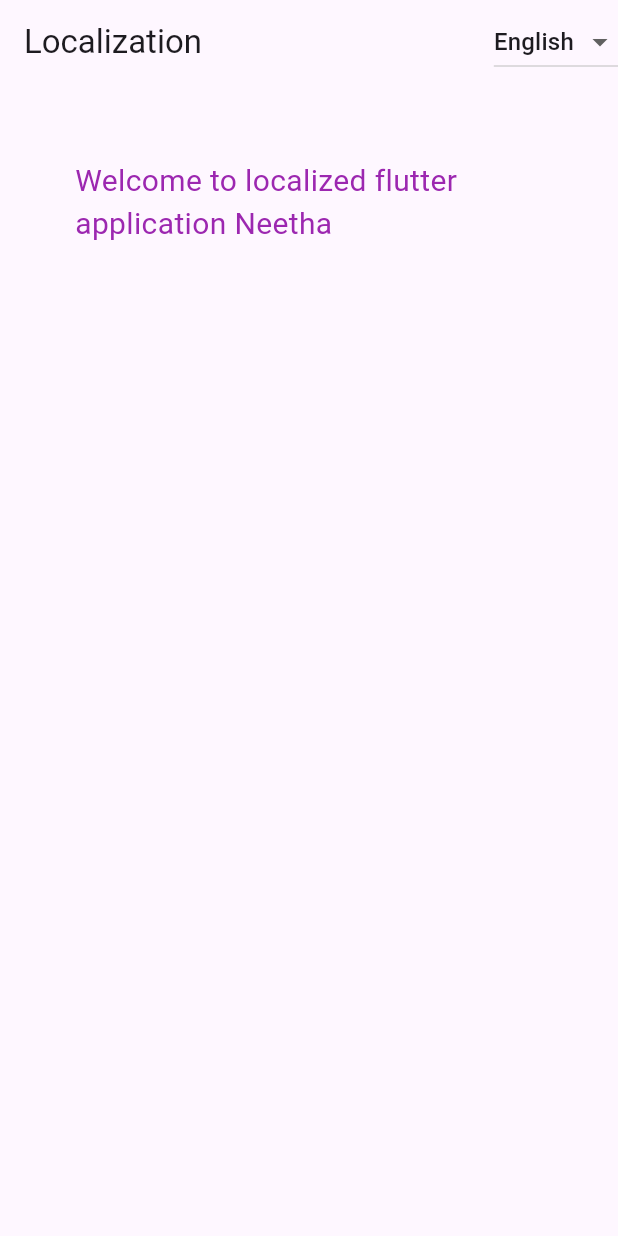
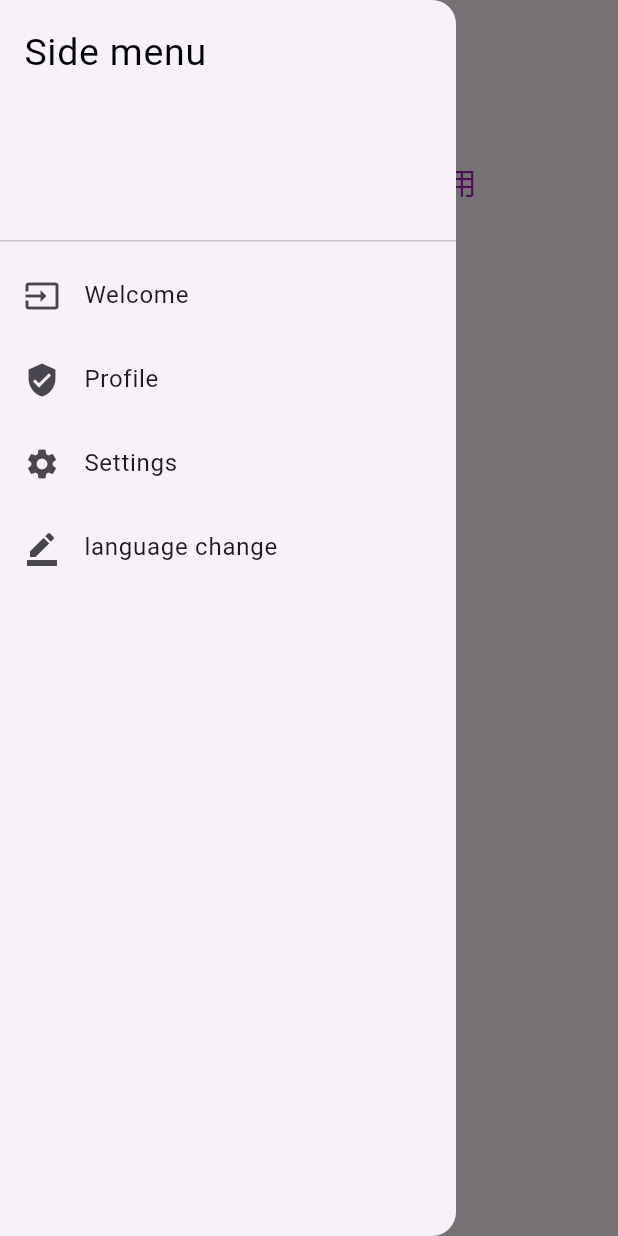
Before and after one commit to NeethaBabu/LanguageTransalation, a Flutter app: the screen it shows after launch, with the side drawer open (before the commit the screen has no drawer), on a phone screen of 412 x 824 dp. Run offline on Flutter 3.47's test engine with Material 3 defaults, Android fonts, the phone set to English and light mode, and no system bars; our stand-ins replace flutter_localization.

```diff
--- a/lib/main.dart
+++ b/lib/main.dart
@@ -36,7 +36,7 @@ class _MyAppState extends State<MyApp> {
   }
 
   void configureLocalization() {
-    localization.init(mapLocales: LOCALES, initLanguageCode: "en");
+    localization.init(mapLocales: LOCALES, initLanguageCode: "zh");
     localization.onTranslatedLanguage = onTranslatedLanguage;
   }
   void onTranslatedLanguage(Locale?locale){
--- a/lib/pages/homepage.dart
+++ b/lib/pages/homepage.dart
@@ -2,6 +2,7 @@ import 'package:flutter/material.dart';
 import 'package:flutter_localization/flutter_localization.dart';
 
 import '../localization/locales.dart';
+import 'navdrawer.dart';
 
 class HomePage extends StatefulWidget {
   const HomePage({super.key});
@@ -11,48 +12,58 @@ class HomePage extends StatefulWidget {
 }
 
 class _HomePageState extends State<HomePage> {
-  late FlutterLocalization _flutterLocalization;
 
-  late String _currentLocale;
-  @override
-  void initState() {
-    _flutterLocalization = FlutterLocalization.instance;
-    _currentLocale = _flutterLocalization.currentLocale!.languageCode;
-    print(_currentLocale);
-    super.initState();
-  }
+  // late FlutterLocalization _flutterLocalization;
+  // late String _currentLocale;
+
+  // @override
+  // void initState() {
+  //   _flutterLocalization = FlutterLocalization.instance;
+  //   _currentLocale = _flutterLocalization.currentLocale!.languageCode;
+  //   print(_currentLocale);
+  //   super.initState();
+  // }
 
   @override
   Widget build(BuildContext context) {
     return Scaffold(
+      drawer: NavDrawer(),
       appBar: AppBar(
-        title: Text(
+      title: Text(
           LocaleData.title.getString(context),
         ),
-        actions: [
-          DropdownButton(
-            value: _currentLocale,
-              items: const [
-            DropdownMenuItem(
-              value: "en",
-              child: Text("English"),
-            ),
-            DropdownMenuItem(
-              value: "de",
-              child: Text("German"),
-            ),
-            DropdownMenuItem(
-              value: "zh",
-              child: Text("Chinese"),
-            )
-          ], onChanged: (value){
-              _setLocale(value);
-          }
-          )
-        ],
+
+        // actions: [
+        //   DropdownButton(
+        //     value: _currentLocale,
+        //       items: const [
+        //     DropdownMenuItem(
+        //       value: "en",
+        //       child: Text("English"),
+        //     ),
+        //     DropdownMenuItem(
+        //       value: "de",
+        //       child: Text("German"),
+        //     ),
+        //     DropdownMenuItem(
+        //       value: "zh",
+        //       child: Text("Chinese"),
+        //     ),
+        //         // DropdownMenuItem(
+        //         //   value: "ml",
+        //         //   child: Text("Malayalam"),
+        //         // )
+        //   ], onChanged: (value){
+        //       _setLocale(value);
+        //   }
+        //   )
+        // ],
+
       ),
       body: Container(padding: EdgeInsets.symmetric(horizontal: 50,vertical: 50),
-          child: Text(context.formatString(LocaleData.body, ["Neetha"],),
+          child:
+          // Text("hey all",
+          Text(context.formatString(LocaleData.body, ["Neetha"],),
             style: TextStyle(
               color: Colors.purple,
               fontSize:20,
@@ -61,19 +72,23 @@ class _HomePageState extends State<HomePage> {
       ),
     );
   }
-  void _setLocale(String? value) {
-    if(value == null) return;
-    if(value == "en"){
-      _flutterLocalization.translate("en");
-    } else if(value == "de"){
-      _flutterLocalization.translate("de");
-    }else if(value == "zh"){
-      _flutterLocalization.translate("zh");
-    } else{
-      return;
-    }
-    setState(() {
-      _currentLocale = value;
-    });
-  }
+
+  // void _setLocale(String? value) {
+  //   if(value == null) return;
+  //   if(value == "en"){
+  //     _flutterLocalization.translate("en");
+  //   } else if(value == "de"){
+  //     _flutterLocalization.translate("de");
+  //   }else if(value == "zh"){
+  //     _flutterLocalization.translate("zh");
+  //   } else if(value == "ml"){
+  //     _flutterLocalization.translate("ML");
+  //   } else{
+  //     return;
+  //   }
+  //   setState(() {
+  //     _currentLocale = value;
+  //   });
+  // }
+
 }
--- /dev/null
+++ b/lib/pages/navdrawer.dart
@@ -0,0 +1,50 @@
+import 'package:flutter/material.dart';
+import 'package:flutter_languagetrans/pages/multilanguage.dart';
+
+class NavDrawer extends StatelessWidget {
+  @override
+  Widget build(BuildContext context) {
+    return Drawer(
+      child: ListView(
+        padding: EdgeInsets.zero,
+        children: <Widget>[
+          DrawerHeader(
+            child: Text(
+              'Side menu',
+              style: TextStyle(color: Colors.black, fontSize: 25),
+            ),
+          ),
+          ListTile(
+            leading: Icon(Icons.input),
+            title: Text('Welcome'),
+            onTap: () => {},
+          ),
+          ListTile(
+            leading: Icon(Icons.verified_user),
+            title: Text('Profile'),
+            onTap: () => {Navigator.of(context).pop()},
+          ),
+          ListTile(
+            leading: Icon(Icons.settings),
+            title: Text('Settings'),
+            onTap: () => {Navigator.of(context).pop()},
+          ),
+          ListTile(
+            leading: Icon(Icons.border_color),
+            title: Text('language change'),
+            onTap: () =>  Navigator.of(context).push(
+              MaterialPageRoute(
+                builder: (context) => MultiLan(),
+              ),
+            ),
+          ),
+          // ListTile(
+          //   leading: Icon(Icons.exit_to_app),
+          //   title: Text('Logout'),
+          //   onTap: () => {Navigator.of(context).pop()},
+          // ),
+        ],
+      ),
+    );
+  }
+}
--- a/pubspec.yaml
+++ b/pubspec.yaml
@@ -36,6 +36,7 @@ dependencies:
   # Use with the CupertinoIcons class for iOS style icons.
   cupertino_icons: ^1.0.2
   flutter_localization: ^0.2.0
+  flutter_side_menu: ^0.4.0
 
 dev_dependencies:
   flutter_test:
```
Also changed, not shown: lib/localization/locales.dart (+5 -2 lines), lib/pages/multilanguage.dart (added, +108 -0 lines), pubspec.lock, 1 other file.
